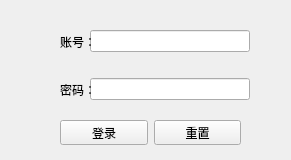
The window that login.ui (vhrers/LogisticsManagement) describes before a commit, drawn with Qt 5.
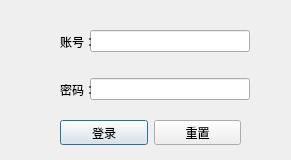
The same window after the commit. Icons and pictures are not drawn.

```diff
--- a/login.ui
+++ b/login.ui
@@ -23,7 +23,7 @@
    <iconset>
     <normaloff>res/icon.png</normaloff>res/icon.png</iconset>
   </property>
-  <widget class="QWidget" name="">
+  <widget class="QWidget" name="layoutWidget">
    <property name="geometry">
     <rect>
      <x>90</x>
@@ -45,7 +45,7 @@
     </item>
    </layout>
   </widget>
-  <widget class="QWidget" name="">
+  <widget class="QWidget" name="layoutWidget">
    <property name="geometry">
     <rect>
      <x>60</x>
@@ -74,7 +74,7 @@
     </item>
    </layout>
   </widget>
-  <widget class="QWidget" name="">
+  <widget class="QWidget" name="layoutWidget">
    <property name="geometry">
     <rect>
      <x>60</x>
@@ -89,6 +89,9 @@
       <property name="text">
        <string>登录</string>
       </property>
+      <property name="default">
+       <bool>true</bool>
+      </property>
      </widget>
     </item>
     <item>
```
Left out of the diff: 13 changed lines with no effect on the pictures.
